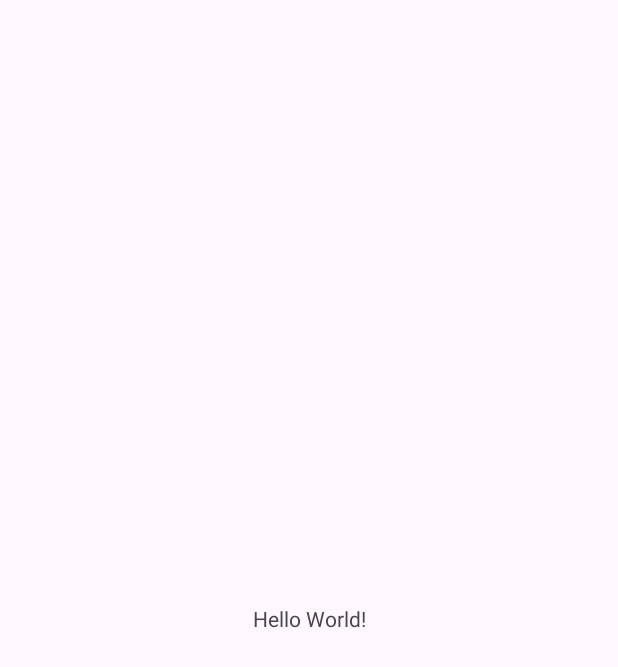
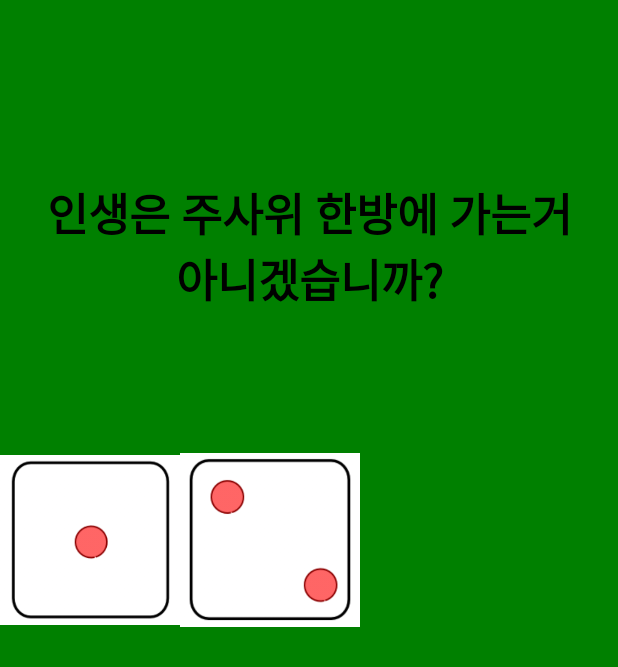
Before and after one commit to nanami-tomoe/Android-Practice, an Android app: the screen it shows after launch (MainActivity), on a phone screen of 412 x 824 dp. Before the commit the part shown is almost empty. Shown: the top 667 px of the screen. Run offline under Robolectric (Android 15) with nearby library versions, the phone set to English and light mode, and no system bars.

Commit message:
feat: 주사위 이미지 삽입

```diff
--- a/Android_Cotlin_Foundation/DICE/app/src/main/java/com/tomoe/dice_app/MainActivity.kt
+++ b/Android_Cotlin_Foundation/DICE/app/src/main/java/com/tomoe/dice_app/MainActivity.kt
@@ -8,13 +8,9 @@ import androidx.core.view.WindowInsetsCompat
 
 class MainActivity : AppCompatActivity() {
     override fun onCreate(savedInstanceState: Bundle?) {
+
         super.onCreate(savedInstanceState)
-        enableEdgeToEdge()
         setContentView(R.layout.activity_main)
-        ViewCompat.setOnApplyWindowInsetsListener(findViewById(R.id.main)) { v, insets ->
-            val systemBars = insets.getInsets(WindowInsetsCompat.Type.systemBars())
-            v.setPadding(systemBars.left, systemBars.top, systemBars.right, systemBars.bottom)
-            insets
-        }
+
     }
 }
--- a/Android_Cotlin_Foundation/DICE/app/src/main/res/layout/activity_main.xml
+++ b/Android_Cotlin_Foundation/DICE/app/src/main/res/layout/activity_main.xml
@@ -1,19 +1,47 @@
 <?xml version="1.0" encoding="utf-8"?>
-<androidx.constraintlayout.widget.ConstraintLayout xmlns:android="http://schemas.android.com/apk/res/android"
+<LinearLayout
+    xmlns:android="http://schemas.android.com/apk/res/android"
     xmlns:app="http://schemas.android.com/apk/res-auto"
     xmlns:tools="http://schemas.android.com/tools"
     android:id="@+id/main"
     android:layout_width="match_parent"
     android:layout_height="match_parent"
+    android:background="#008000"
+    android:orientation="vertical"
     tools:context=".MainActivity">
 
-    <TextView
-        android:layout_width="wrap_content"
-        android:layout_height="wrap_content"
-        android:text="Hello World!"
-        app:layout_constraintBottom_toBottomOf="parent"
-        app:layout_constraintEnd_toEndOf="parent"
-        app:layout_constraintStart_toStartOf="parent"
-        app:layout_constraintTop_toTopOf="parent" />
+    <LinearLayout
+        android:layout_width="match_parent"
+        android:layout_height="200dp"
+        android:layout_marginTop="100dp">
 
-</androidx.constraintlayout.widget.ConstraintLayout>
+        <TextView
+            android:layout_width="match_parent"
+            android:layout_height="wrap_content"
+            android:textSize="30sp"
+            android:textColor="@color/black"
+            android:layout_margin="20dp"
+            android:gravity="center"
+            android:textStyle="bold"
+            android:text="인생은 주사위 한방에 가는거 아니겠습니까?"/>
+
+    </LinearLayout>
+
+    <LinearLayout
+        android:layout_width="match_parent"
+        android:layout_height="200dp">
+
+        <ImageView
+            android:src="@drawable/dice_1"
+            android:layout_width="120dp"
+            android:layout_height="120dp"/>
+
+        <ImageView
+            android:src="@drawable/dice_2"
+            android:layout_width="120dp"
+            android:layout_height="120dp"/>
+
+    </LinearLayout>
+
+
+</LinearLayout>
```
Also changed, not shown: Android_Cotlin_Foundation/DICE/app/src/main/res/drawable/dice_1.png (added), Android_Cotlin_Foundation/DICE/app/src/main/res/drawable/dice_2.png (added), Android_Cotlin_Foundation/DICE/app/src/main/res/drawable/dice_3.png (added), Android_Cotlin_Foundation/DICE/app/src/main/res/drawable/dice_4.png (added), Android_Cotlin_Foundation/DICE/app/src/main/res/drawable/dice_5.png (added), Android_Cotlin_Foundation/DICE/app/src/main/res/drawable/dice_6.png (added).
